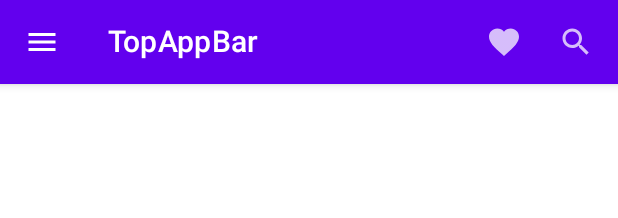
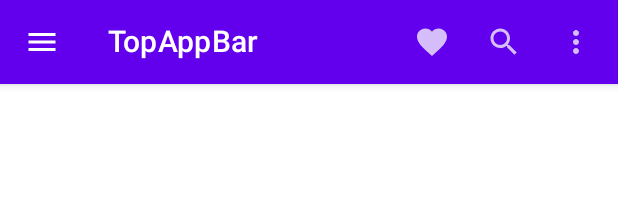
Before and after one commit to RujiraKongsomran/JC_TopAppBar, an Android app built with Jetpack Compose: the @Preview function CreateTopAppBarPreview, on a phone screen of 412 x 824 dp. Shown: the top 218 px of the screen. Run offline under Robolectric (Android 15) with nearby library versions, the phone set to English and light mode, and no system bars.

```diff
--- a/app/src/main/java/com/rujirakongsomran/jc_topappbar/MainActivity.kt
+++ b/app/src/main/java/com/rujirakongsomran/jc_topappbar/MainActivity.kt
@@ -3,22 +3,23 @@ package com.rujirakongsomran.jc_topappbar
 import android.os.Bundle
 import androidx.activity.ComponentActivity
 import androidx.activity.compose.setContent
-import androidx.compose.foundation.background
 import androidx.compose.foundation.layout.Box
-import androidx.compose.foundation.lazy.LazyColumn
+import androidx.compose.foundation.layout.wrapContentSize
 import androidx.compose.material.*
-import androidx.compose.material.MaterialTheme.colors
 import androidx.compose.material.icons.Icons
 import androidx.compose.material.icons.filled.Favorite
 import androidx.compose.material.icons.filled.Menu
+import androidx.compose.material.icons.filled.MoreVert
 import androidx.compose.material.icons.filled.Search
 import androidx.compose.runtime.Composable
+import androidx.compose.runtime.mutableStateOf
+import androidx.compose.runtime.remember
 import androidx.compose.runtime.rememberCoroutineScope
+import androidx.compose.ui.Alignment
+import androidx.compose.ui.Modifier
 import androidx.compose.ui.tooling.preview.Preview
-import androidx.compose.ui.unit.dp
 import com.rujirakongsomran.jc_topappbar.ui.theme.JC_TopAppBarTheme
 import kotlinx.coroutines.launch
-import java.lang.reflect.Modifier
 
 class MainActivity : ComponentActivity() {
     override fun onCreate(savedInstanceState: Bundle?) {
@@ -35,6 +36,7 @@ class MainActivity : ComponentActivity() {
 fun CreateTopAppBar() {
     val scaffoldState = rememberScaffoldState()
     val scope = rememberCoroutineScope()
+    val expanded = remember { mutableStateOf(false) }
 
     Scaffold(
         scaffoldState = scaffoldState,
@@ -53,9 +55,34 @@ fun CreateTopAppBar() {
                     IconButton(onClick = { /* doSomething() */ }) {
                         Icon(Icons.Filled.Search, contentDescription = "Localized description")
                     }
+
+                    Box(modifier = Modifier.wrapContentSize(Alignment.TopEnd)) {
+                        IconButton(onClick = { expanded.value = true }) {
+                            Icon(
+                                Icons.Filled.MoreVert,
+                                contentDescription = "Localized description"
+                            )
+                        }
+                        DropdownMenu(
+                            expanded = expanded.value,
+                            onDismissRequest = { expanded.value = false }
+                        ) {
+                            DropdownMenuItem(onClick = { expanded.value = false }) {
+                                Text(text = "First Item")
+                            }
+                            Divider()
+                            DropdownMenuItem(onClick = { expanded.value = false }) {
+                                Text(text = "Second Item")
+                            }
+                            Divider()
+                            DropdownMenuItem(onClick = { expanded.value = false }) {
+                                Text(text = "Third Item")
+                            }
+                        }
+                    }
                 }
             )
-        },
+        }
     ) {
 
     }
```
